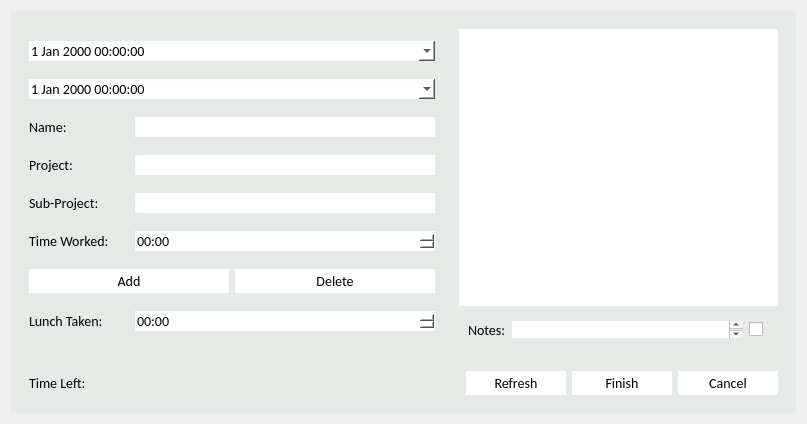
This is Source/Time-Track/shifteditform.ui in joshuawootonn/time-track as Qt 5 draws it before an edit. The edited form follows.
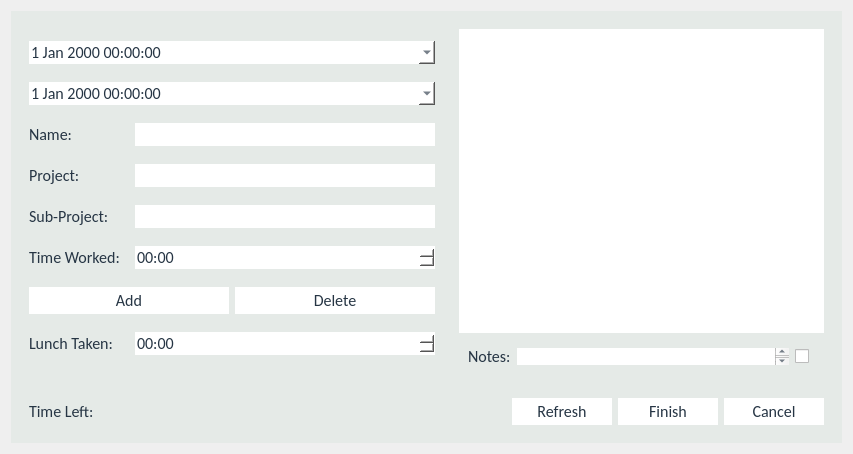
This is the edited form.

The edit to the form file:
```diff
--- a/Source/Time-Track/shifteditform.ui
+++ b/Source/Time-Track/shifteditform.ui
@@ -6,8 +6,8 @@
    <rect>
     <x>0</x>
     <y>0</y>
-    <width>807</width>
-    <height>424</height>
+    <width>853</width>
+    <height>454</height>
    </rect>
   </property>
   <property name="font">
@@ -26,8 +26,8 @@
 }
 *{
 font-family:&quot;Calibri&quot;;
-font-size: 14px;
-
+font-size: 16px;
+color:#263544;
 }
 
 
```
